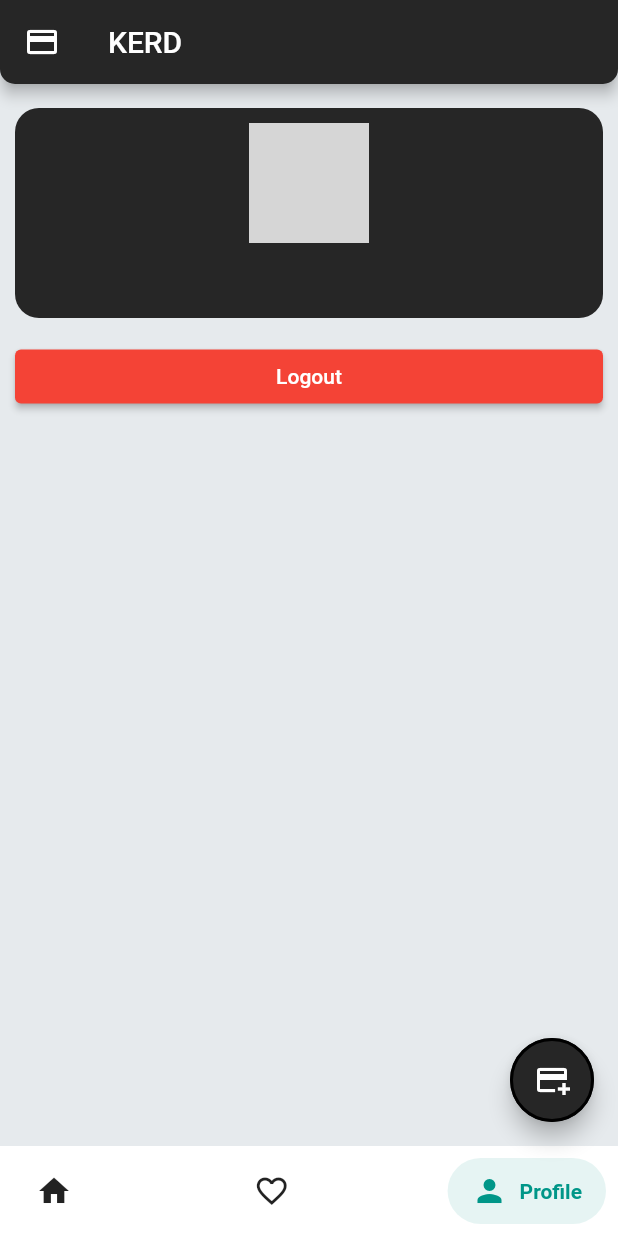
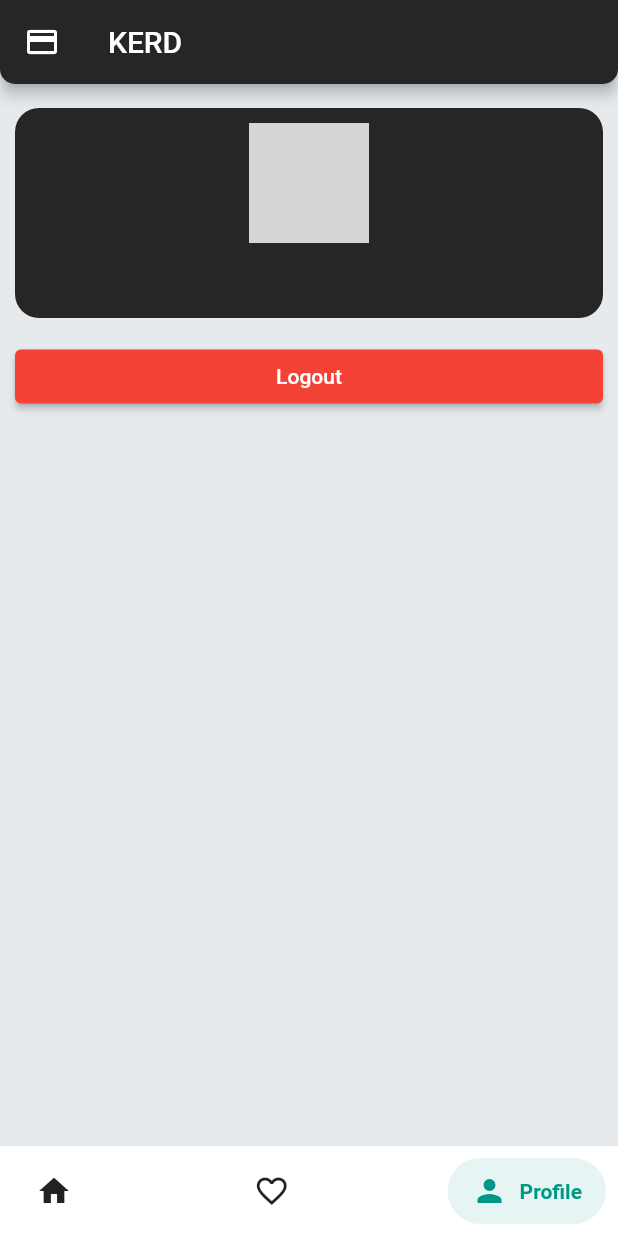
Before and after one commit to ajulkjose246/kerd, a Flutter app: the HomeScreen screen opened directly, item 3 of the bottom bar chosen, on a phone screen of 412 x 824 dp. Run offline on Flutter 3.47's test engine with Material 2 defaults, Android fonts, the phone set to English and light mode, and no system bars; drawn by our look-alikes of salomon_bottom_bar; our stand-ins replace cloud_firestore, firebase_auth, firebase_core, fluttertoast, quickalert; accounts and stored records are empty; network calls fail; grey boxes are pictures that could not be loaded.

Commit message:
floating button removed liked and profile pages

```diff
--- a/lib/screen/home/home.dart
+++ b/lib/screen/home/home.dart
@@ -57,12 +57,14 @@ class _HomeScreenState extends State<HomeScreen>
           ),
         ),
       ),
-      floatingActionButton: FloatingActionButton(
-        onPressed: addCard,
-        child: Icon(Icons.add_card),
-        backgroundColor: Color.fromRGBO(38, 38, 38, 1),
-        shape: const CircleBorder(side: BorderSide(width: 2)),
-      ),
+      floatingActionButton: (_currentIndex == 0)
+          ? FloatingActionButton(
+              onPressed: addCard,
+              child: Icon(Icons.add_card),
+              backgroundColor: Color.fromRGBO(38, 38, 38, 1),
+              shape: const CircleBorder(side: BorderSide(width: 2)),
+            )
+          : Container(),
       body: homeScreens.elementAt(_currentIndex),
       bottomNavigationBar: SalomonBottomBar(
         // backgroundColor: Color.fromRGBO(38, 38, 38, 1),
```
